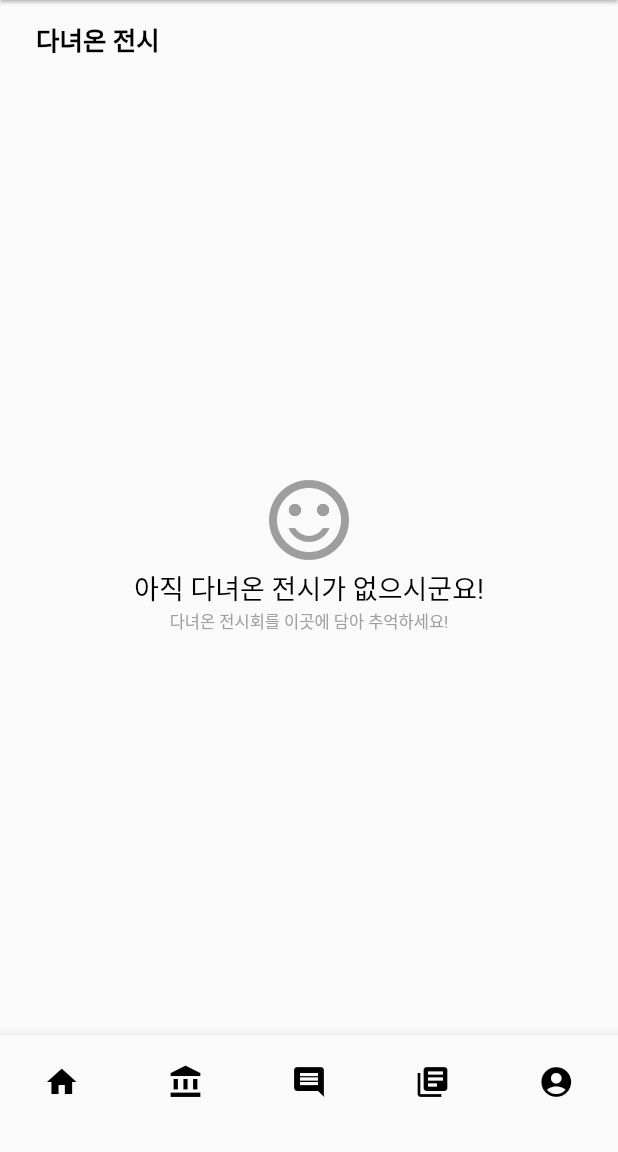
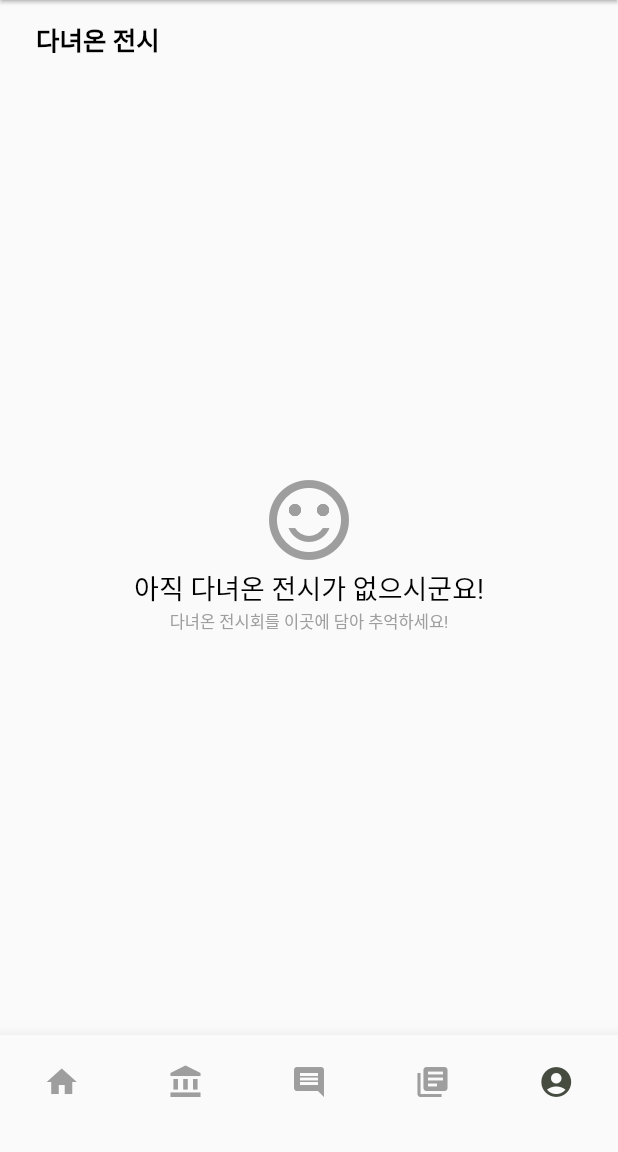
Before and after one commit to chg1179/Flutter_exhibition, a Flutter app: the BeBackEx screen opened directly, on a phone screen of 412 x 824 dp, the part 84-1236 px from its top. Run offline on Flutter 3.47's test engine with Material 2 defaults, Android fonts, the phone set to English and light mode, and no system bars; our stand-ins replace cached_network_image, cloud_firestore, firebase_auth, firebase_core, firebase_storage, image_picker and 2 more; missing offline and left inert: country_calling_code_picker; accounts and stored records are empty.

Commit message:
좋아요/다녀온전시 바텀바수정

```diff
--- a/lib/myPage/be_back_ex.dart
+++ b/lib/myPage/be_back_ex.dart
@@ -1,11 +1,15 @@
 import 'package:cloud_firestore/cloud_firestore.dart';
+import 'package:exhibition_project/exhibition/ex_list.dart';
 import 'package:exhibition_project/myPage/mypage.dart';
+import 'package:exhibition_project/user/home.dart';
 import 'package:flutter/cupertino.dart';
 import 'package:flutter/material.dart';
 import 'package:intl/intl.dart';
 import 'package:exhibition_project/review/review_list.dart';
 import 'package:provider/provider.dart';
 
+import '../community/post_main.dart';
+import '../main.dart';
 import '../model/user_model.dart';
 
 class BeBackEx extends StatefulWidget {
@@ -264,23 +268,30 @@ class _BeBackExState extends State<BeBackEx> {
           BottomNavigationBarItem(
             icon: IconButton(
                 onPressed: (){
-                  Navigator.push(context, MaterialPageRoute(builder: (context) => MyApp()));
+                  Navigator.push(context, MaterialPageRoute(builder: (context) => Home()));
                 },
                 icon : Icon(Icons.home),
-                color: Colors.black
+                color: Colors.grey
             ),
             label: '',
           ),
           BottomNavigationBarItem(
             icon: IconButton(
                 onPressed: (){
+                  Navigator.push(context, MaterialPageRoute(builder: (context) => Ex_list()));
                 },
-                icon : Icon(Icons.account_balance, color: Colors.black)
+                icon : Icon(Icons.account_balance, color: Colors.grey)
             ),
             label: '',
           ),
           BottomNavigationBarItem(
-            icon: Icon(Icons.comment,color: Colors.black),
+            icon: IconButton(
+                onPressed: (){
+                  Navigator.push(context, MaterialPageRoute(builder: (context) => CommMain()));
+                },
+                icon : Icon(Icons.comment),
+                color: Colors.grey
+            ),
             label: '',
           ),
           BottomNavigationBarItem(
@@ -289,7 +300,7 @@ class _BeBackExState extends State<BeBackEx> {
                   Navigator.push(context, MaterialPageRoute(builder: (context) => ReviewList()));
                 },
                 icon : Icon(Icons.library_books),
-                color: Colors.black
+                color: Colors.grey
             ),
             label: '',
           ),
@@ -299,7 +310,7 @@ class _BeBackExState extends State<BeBackEx> {
                   Navigator.push(context, MaterialPageRoute(builder: (context) => MyPage()));
                 },
                 icon : Icon(Icons.account_circle),
-                color: Colors.black
+                color: Color(0xff464D40)
             ),
             label: '',
           ),
```
Also changed, not shown: lib/myPage/like_ex.dart (+16 -6 lines).
